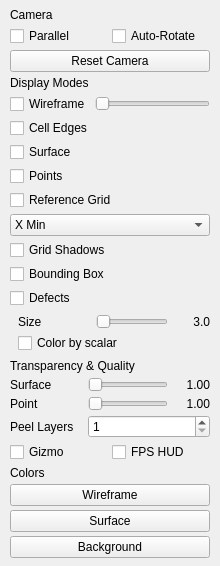
Old version of the form src/ui/view_display_page.ui in the repository thermeng/SciRender.
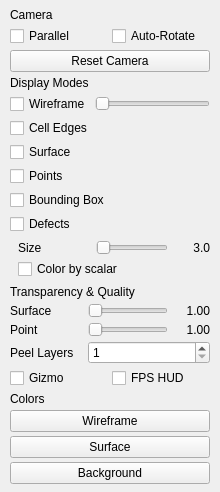
New version of the form.

Commit message: remove: Reference Grid feature

```diff
--- a/src/ui/view_display_page.ui
+++ b/src/ui/view_display_page.ui
@@ -113,57 +113,6 @@
        </property>
       </widget>
      </item>
-      <item>
-       <widget class="QCheckBox" name="refGridCb">
-        <property name="text">
-         <string>Reference Grid</string>
-        </property>
-       </widget>
-      </item>
-      <item>
-       <widget class="QComboBox" name="gridPosCombo">
-        <property name="editable">
-         <bool>false</bool>
-        </property>
-        <item>
-         <property name="text">
-          <string>X Min</string>
-         </property>
-        </item>
-        <item>
-         <property name="text">
-          <string>X Max</string>
-         </property>
-        </item>
-        <item>
-         <property name="text">
-          <string>Y Min</string>
-         </property>
-        </item>
-        <item>
-         <property name="text">
-          <string>Y Max</string>
-         </property>
-        </item>
-        <item>
-         <property name="text">
-          <string>Z Min</string>
-         </property>
-        </item>
-        <item>
-         <property name="text">
-          <string>Z Max</string>
-         </property>
-        </item>
-       </widget>
-      </item>
-      <item>
-       <widget class="QCheckBox" name="gridShadowCb">
-        <property name="text">
-         <string>Grid Shadows</string>
-        </property>
-       </widget>
-      </item>
       <item>
        <widget class="QCheckBox" name="bboxCb">
        <property name="text">
```
The commit also changes 16 other files.
